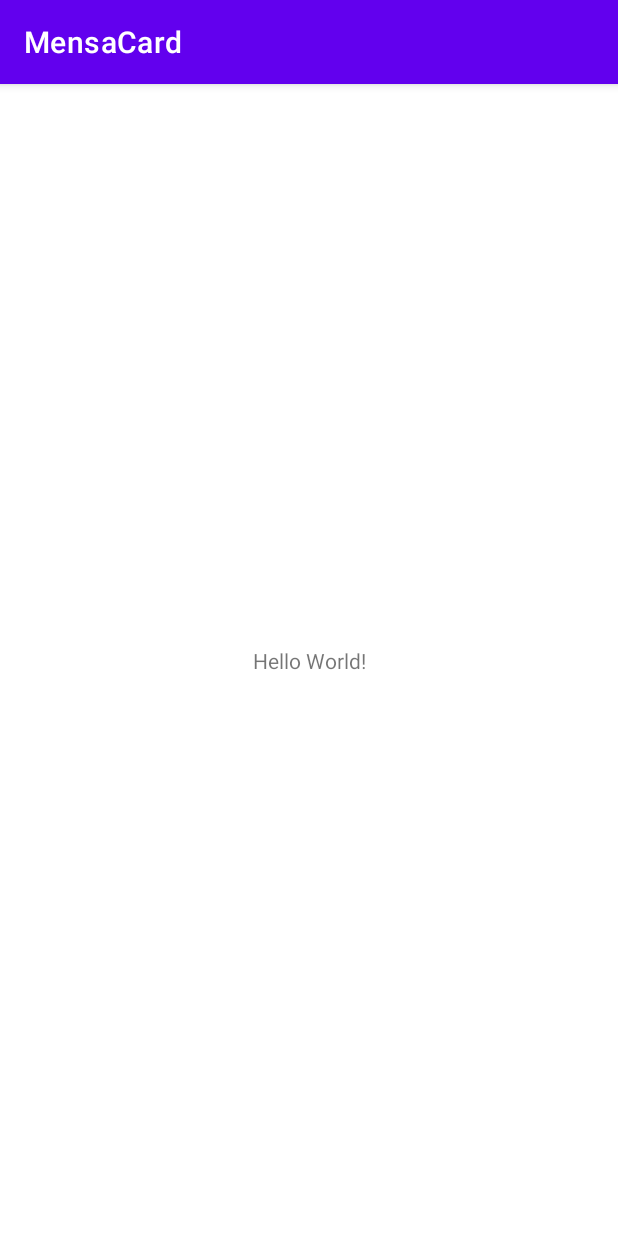
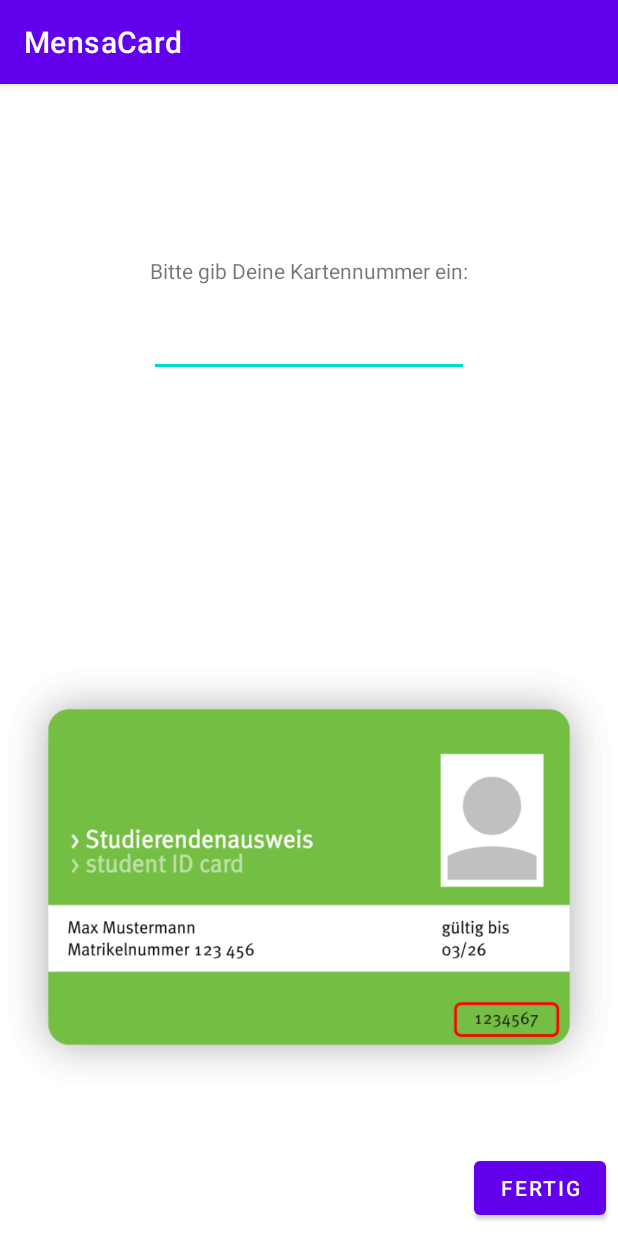
Before and after one commit to Matthias-Kuhn/MS-MensaCard, an Android app: the screen it shows after launch (MainActivity), on a phone screen of 412 x 824 dp. Run offline under Robolectric (Android 15) with nearby library versions, the phone set to English and light mode, and no system bars.

Commit message:
implemented retrofit and basic widget structure

```diff
--- /dev/null
+++ b/app/src/main/java/de/emka/mensacard/BalanceWidget.kt
@@ -0,0 +1,6 @@
+package de.emka.mensacard
+
+import android.appwidget.AppWidgetProvider
+
+class BalanceWidget: AppWidgetProvider() {
+}
--- a/app/src/main/java/de/emka/mensacard/MainActivity.kt
+++ b/app/src/main/java/de/emka/mensacard/MainActivity.kt
@@ -2,10 +2,97 @@ package de.emka.mensacard
 
 import androidx.appcompat.app.AppCompatActivity
 import android.os.Bundle
+import android.util.Log
+import de.emka.mensacard.data.BalanceApi
+import de.emka.mensacard.data.BalanceResponse
+import retrofit2.Call
+import retrofit2.Callback
+import retrofit2.Response
+import retrofit2.Retrofit
+import retrofit2.converter.gson.GsonConverterFactory
+
+import android.appwidget.AppWidgetManager
+import android.content.Context
+
+import android.content.Intent
+import android.widget.Button
+import android.widget.EditText
+
 
 class MainActivity : AppCompatActivity() {
+
+    var url = "https://topup.klarna.com/api/v1/STW_MUNSTER/cards/2070000/"
+
     override fun onCreate(savedInstanceState: Bundle?) {
         super.onCreate(savedInstanceState)
         setContentView(R.layout.activity_main)
+
+        getMyBalance()
+
+        val sharedPref = getSharedPreferences("cardprefs",Context.MODE_PRIVATE) ?: return
+        val nr = sharedPref.getInt("card_nr", -1)
+
+        if (nr > 0) {
+            findViewById<EditText>(R.id.editTextNumber).setText(nr.toString())
+        }
+
+
+        findViewById<Button>(R.id.button).setOnClickListener {
+            storeNr(findViewById<EditText>(R.id.editTextNumber).text.toString().toInt())
+            showAppWidget()
+        }
+    }
+
+    private fun getMyBalance() {
+        val retrofitBuilder = Retrofit.Builder()
+            .addConverterFactory(GsonConverterFactory.create())
+            .baseUrl(url)
+            .build()
+            .create(BalanceApi::class.java)
+        val retrofitData = retrofitBuilder.getBalance()
+
+        retrofitData.enqueue(object : Callback<BalanceResponse?> {
+            override fun onResponse(
+                call: Call<BalanceResponse?>,
+                response: Response<BalanceResponse?>
+            ) {
+                val responseBody = response.body()!!
+                Log.d("Emka - Tag", "onResponse: ${responseBody.balance}")
+            }
+
+            override fun onFailure(call: Call<BalanceResponse?>, t: Throwable) {
+                Log.d("Emka - Tag", "onFailure: ")
+            }
+        })
+    }
+
+    fun storeNr(nr: Int){
+        val sharedPref = getSharedPreferences("cardprefs",Context.MODE_PRIVATE) ?: return
+        with (sharedPref.edit()) {
+            putInt("card_nr", nr)
+            apply()
+        }
+
+    }
+
+    fun showAppWidget() {
+        var appWidgetId = AppWidgetManager.INVALID_APPWIDGET_ID;
+
+
+        val intent = getIntent();
+        val extras = intent.getExtras();
+        if (extras != null) {
+            appWidgetId = extras.getInt(
+                AppWidgetManager.EXTRA_APPWIDGET_ID,
+                AppWidgetManager.INVALID_APPWIDGET_ID);
+            if (appWidgetId == AppWidgetManager.INVALID_APPWIDGET_ID) {
+                finish();
+            }
+
+            val resultValue = Intent()
+            resultValue.putExtra(AppWidgetManager.EXTRA_APPWIDGET_ID, appWidgetId);
+            setResult(RESULT_OK, resultValue);
+            finish();
+        }
     }
 }
--- /dev/null
+++ b/app/src/main/java/de/emka/mensacard/data/BalanceApi.kt
@@ -0,0 +1,10 @@
+package de.emka.mensacard.data
+
+import retrofit2.Call
+import retrofit2.http.GET
+
+interface BalanceApi {
+
+    @GET("balance")
+    fun getBalance(): Call<BalanceResponse>
+}
--- a/app/src/main/res/layout/activity_main.xml
+++ b/app/src/main/res/layout/activity_main.xml
@@ -6,13 +6,52 @@
     android:layout_height="match_parent"
     tools:context=".MainActivity">
 
-    <TextView
+    <EditText
+        android:id="@+id/editTextNumber"
         android:layout_width="wrap_content"
         android:layout_height="wrap_content"
-        android:text="Hello World!"
+        android:ems="10"
+        android:inputType="number"
+        app:layout_constraintBottom_toTopOf="@+id/imageView"
+        app:layout_constraintEnd_toEndOf="parent"
+        app:layout_constraintStart_toStartOf="parent"
+        app:layout_constraintTop_toTopOf="parent"
+        android:maxLength="7"/>
+
+    <TextView
+        android:id="@+id/textView"
+        android:layout_width="wrap_content"
+        android:layout_height="wrap_content"
+        android:layout_marginBottom="16dp"
+        android:text="Bitte gib Deine Kartennummer ein:"
+        app:layout_constraintBottom_toTopOf="@+id/editTextNumber"
+        app:layout_constraintEnd_toEndOf="parent"
+        app:layout_constraintStart_toStartOf="parent" />
+
+    <ImageView
+        android:id="@+id/imageView"
+        android:layout_width="0dp"
+        android:layout_height="0dp"
+        app:layout_constraintBottom_toTopOf="@+id/button"
+        app:layout_constraintEnd_toEndOf="parent"
+        app:layout_constraintStart_toStartOf="parent"
+        app:layout_constraintTop_toTopOf="@+id/guideline2"
+        app:srcCompat="@drawable/card_nr" />
+
+    <androidx.constraintlayout.widget.Guideline
+        android:id="@+id/guideline2"
+        android:layout_width="wrap_content"
+        android:layout_height="wrap_content"
+        android:orientation="horizontal"
+        app:layout_constraintGuide_percent="0.45" />
+
+    <Button
+        android:id="@+id/button"
+        android:layout_width="wrap_content"
+        android:layout_height="wrap_content"
+        android:layout_marginEnd="8dp"
+        android:layout_marginBottom="8dp"
+        android:text="Fertig"
         app:layout_constraintBottom_toBottomOf="parent"
-        app:layout_constraintLeft_toLeftOf="parent"
-        app:layout_constraintRight_toRightOf="parent"
-        app:layout_constraintTop_toTopOf="parent" />
-
+        app:layout_constraintEnd_toEndOf="@+id/imageView" />
 </androidx.constraintlayout.widget.ConstraintLayout>
--- /dev/null
+++ b/app/src/main/res/layout/balance_widget_preview.xml
@@ -0,0 +1,6 @@
+<?xml version="1.0" encoding="utf-8"?>
+<androidx.constraintlayout.widget.ConstraintLayout xmlns:android="http://schemas.android.com/apk/res/android"
+    android:layout_width="match_parent"
+    android:layout_height="match_parent">
+
+</androidx.constraintlayout.widget.ConstraintLayout>
--- a/app/src/main/res/values/strings.xml
+++ b/app/src/main/res/values/strings.xml
@@ -1,3 +1,5 @@
 <resources>
     <string name="app_name">MensaCard</string>
+    <string name="widget_desc">MensaCard Kontostand</string>
+
 </resources>
```
Also changed, not shown: app/build.gradle (+12 -0 lines), app/src/main/AndroidManifest.xml (+12 -0 lines), app/src/main/java/de/emka/mensacard/BalanceWidgetProvider.kt (added, +81 -0 lines), app/src/main/java/de/emka/mensacard/data/BalanceResponse.kt (added, +7 -0 lines), app/src/main/res/layout/balance_widget.xml (added, +13 -0 lines), app/src/main/res/xml/balance_widget_provider_info.xml (added, +16 -0 lines), app/src/main/res/drawable/card_nr.png (added).
